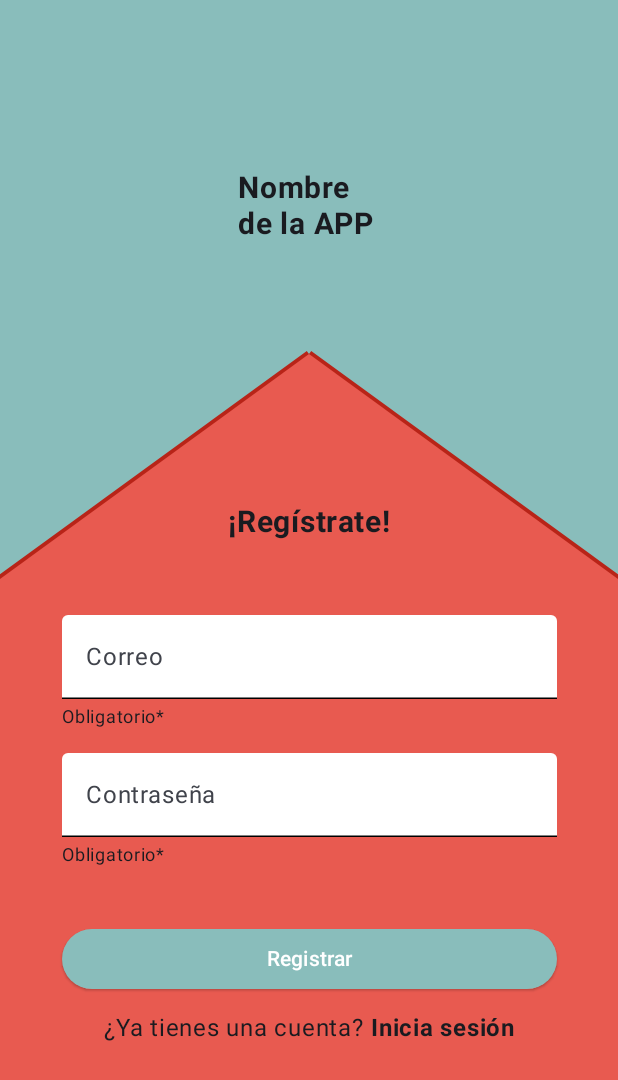
After one commit to hugoolpz/proyecto-integrador-crm, an Android app built with Jetpack Compose: the Registro screen opened through its navigation route, on a phone screen of 412 x 824 dp. The commit adds this screen. Shown: the top 1080 px of the screen. Run offline under Robolectric (Android 15) with nearby library versions, the light colour scheme and no system bars.

Commit message:
La joseada epica

```diff
--- a/vistamovilpi/app/src/main/java/com/example/vista_movil_pi/MainActivity.kt
+++ b/vistamovilpi/app/src/main/java/com/example/vista_movil_pi/MainActivity.kt
@@ -9,9 +9,12 @@ import androidx.compose.material3.Surface
 import androidx.compose.material3.Text
 import androidx.compose.runtime.Composable
 import androidx.compose.ui.Modifier
+import androidx.compose.ui.input.key.Key.Companion.Home
 import androidx.compose.ui.tooling.preview.Preview
 import com.example.vista_movil_pi.navegacion.Navegacion
+import com.example.vista_movil_pi.navegacion.Vistas
 import com.example.vista_movil_pi.ui.theme.VistamovilpiTheme
+import com.example.vista_movil_pi.vista.pantallas.Login
 
 class MainActivity : ComponentActivity() {
     override fun onCreate(savedInstanceState: Bundle?) {
--- a/vistamovilpi/app/src/main/java/com/example/vista_movil_pi/navegacion/Navegacion.kt
+++ b/vistamovilpi/app/src/main/java/com/example/vista_movil_pi/navegacion/Navegacion.kt
@@ -8,12 +8,14 @@ import androidx.navigation.compose.rememberNavController
 import com.example.vista_movil_pi.vista.pantallas.FormFactura
 import com.example.vista_movil_pi.vista.pantallas.Factura
 import com.example.vista_movil_pi.vista.pantallas.ListadoFacturas
+import com.example.vista_movil_pi.vista.pantallas.Login
+import com.example.vista_movil_pi.vista.pantallas.Registro
 
 
 @Composable
 fun Navegacion() {
     val navController = rememberNavController()
-    NavHost(navController = navController, startDestination = Vistas.Factura.ruta) {
+    NavHost(navController = navController, startDestination = Vistas.Login.ruta) {
         composable("${Vistas.ListadoFacturas.ruta}") {
             ListadoFacturas(
                 navController = navController,
@@ -29,5 +31,15 @@ fun Navegacion() {
                 navController = navController,
             )
         }
+        composable("${Vistas.Login.ruta}") {
+            Login(
+                navController = navController,
+            )
+        }
+        composable("${Vistas.Registro.ruta}") {
+            Registro(
+                navController = navController,
+            )
+        }
     }
 }
--- a/vistamovilpi/app/src/main/java/com/example/vista_movil_pi/navegacion/Vistas.kt
+++ b/vistamovilpi/app/src/main/java/com/example/vista_movil_pi/navegacion/Vistas.kt
@@ -4,5 +4,7 @@ sealed class Vistas(val ruta: String) {
     object ListadoFacturas: Vistas("ListadoFacturas")
     object FormFactura: Vistas("FormFactura")
     object Factura: Vistas("Factura")
+    object Login: Vistas("Login")
+    object Registro: Vistas("Registro")
 
 }
--- /dev/null
+++ b/vistamovilpi/app/src/main/java/com/example/vista_movil_pi/vista/pantallas/Registro.kt
@@ -0,0 +1,170 @@
+package com.example.vista_movil_pi.vista.pantallas
+
+import androidx.compose.foundation.Canvas
+import androidx.compose.foundation.background
+import androidx.compose.foundation.layout.Arrangement
+import androidx.compose.foundation.layout.Box
+import androidx.compose.foundation.layout.Column
+import androidx.compose.foundation.layout.Row
+import androidx.compose.foundation.layout.fillMaxHeight
+import androidx.compose.foundation.layout.fillMaxSize
+import androidx.compose.foundation.layout.fillMaxWidth
+import androidx.compose.foundation.layout.height
+import androidx.compose.foundation.layout.offset
+import androidx.compose.foundation.layout.width
+import androidx.compose.material3.ButtonDefaults
+import androidx.compose.material3.ElevatedButton
+import androidx.compose.material3.ExperimentalMaterial3Api
+import androidx.compose.material3.Text
+import androidx.compose.material3.TextField
+import androidx.compose.material3.TextFieldDefaults
+import androidx.compose.runtime.Composable
+import androidx.compose.runtime.getValue
+import androidx.compose.runtime.mutableStateOf
+import androidx.compose.runtime.remember
+import androidx.compose.runtime.setValue
+import androidx.compose.ui.Alignment
+import androidx.compose.ui.Modifier
+import androidx.compose.ui.geometry.Offset
+import androidx.compose.ui.graphics.Color
+import androidx.compose.ui.graphics.Path
+import androidx.compose.ui.graphics.drawscope.Fill
+import androidx.compose.ui.text.font.FontWeight
+import androidx.compose.ui.text.input.PasswordVisualTransformation
+import androidx.compose.ui.unit.dp
+import androidx.compose.ui.unit.sp
+import androidx.navigation.NavController
+
+@OptIn(ExperimentalMaterial3Api::class)
+@Composable
+fun Registro(navController: NavController) {
+    Column(
+        modifier = Modifier
+            .fillMaxSize()
+            .background(Color(137, 189, 187)),
+        horizontalAlignment = Alignment.CenterHorizontally,
+        verticalArrangement = Arrangement.Bottom
+    ) {
+        var correo by remember { mutableStateOf("") }
+        var contrasena by remember { mutableStateOf("") }
+
+        Text(
+            text = "Nombre de la APP",
+            fontWeight = FontWeight.Bold,
+            fontSize = 20.sp,
+            modifier = Modifier
+                .width(95.dp)
+                .offset(y = -75.dp)
+        )
+        Canvas(
+            modifier = Modifier
+                .fillMaxWidth()
+                .height(150.dp)
+        ) {
+            val triangleHeight = size.height
+            val triangleBase = size.width
+            val strokeWidth = 5.dp.toPx()
+
+            val path = Path().apply {
+                moveTo(0f, triangleHeight)
+                lineTo(triangleBase / 2, 0f)
+                lineTo(triangleBase, triangleHeight)
+                close()
+            }
+            drawLine(
+                color = Color(0xFFb82418),
+                start = Offset(0f, triangleHeight),
+                end = Offset(triangleBase / 2, 0f),
+                strokeWidth = strokeWidth
+            )
+            drawLine(
+                color = Color(0xFFb82418),
+                start = Offset(triangleBase / 2, 0f),
+                end = Offset(triangleBase, triangleHeight),
+                strokeWidth = strokeWidth
+            )
+            drawPath(path = path, color = Color(0xFFE85A50), style = Fill)
+        }
+        Box(
+            modifier = Modifier
+                .background(Color(0xFFE85A50))
+                .fillMaxWidth()
+                .fillMaxHeight(0.7f)
+        ) {
+            Column(
+                modifier = Modifier
+                    .fillMaxWidth(),
+                horizontalAlignment = Alignment.CenterHorizontally,
+            ) {
+                Text(
+                    text = "¡Regístrate!",
+                    fontWeight = FontWeight.Bold,
+                    fontSize = 20.sp,
+                    modifier = Modifier
+                        .offset(y = -50.dp)
+                )
+                Column(
+
+                ) {
+                    TextField(
+                        value = correo,
+                        onValueChange = { correo = it },
+                        label = { Text("Correo") },
+                        modifier = Modifier
+                            .width(330.dp),
+                        colors = TextFieldDefaults.textFieldColors(
+                            containerColor = Color.White,
+                            unfocusedIndicatorColor = Color.Black
+                        )
+                    )
+                    Text(
+                        text = "Obligatorio*",
+                        fontSize = 12.sp,
+                    )
+                }
+                Column(
+                    modifier = Modifier
+                        .offset(y = 12.dp)
+                ) {
+                    TextField(
+                        value = contrasena,
+                        onValueChange = { contrasena = it },
+                        label = { Text("Contraseña") },
+                        modifier = Modifier
+                            .width(330.dp),
+                        colors = TextFieldDefaults.textFieldColors(
+                            containerColor = Color.White,
+                            unfocusedIndicatorColor = Color.Black
+                        ),
+                        visualTransformation = PasswordVisualTransformation(),
+                    )
+                    Text(
+                        text = "Obligatorio*",
+                        fontSize = 12.sp,
+                    )
+                }
+                ElevatedButton(
+                    onClick = {  },
+                    colors = ButtonDefaults.buttonColors(Color(137, 189, 187)),
+                    modifier = Modifier
+                        .width(330.dp)
+                        .offset(y = 45.dp)
+                ) {
+                    Text("Registrar")
+                }
+                Row(
+                    modifier = Modifier
+                        .offset(y = 55.dp)
+                ) {
+                    Text(
+                        text = "¿Ya tienes una cuenta? "
+                    )
+                    Text(
+                        text = "Inicia sesión",
+                        fontWeight = FontWeight.Bold
+                    )
+                }
+            }
+        }
+    }
+}
```
Also changed, not shown: vistamovilpi/app/src/main/java/com/example/vista_movil_pi/vista/pantallas/Login.kt (added, +171 -0 lines).
